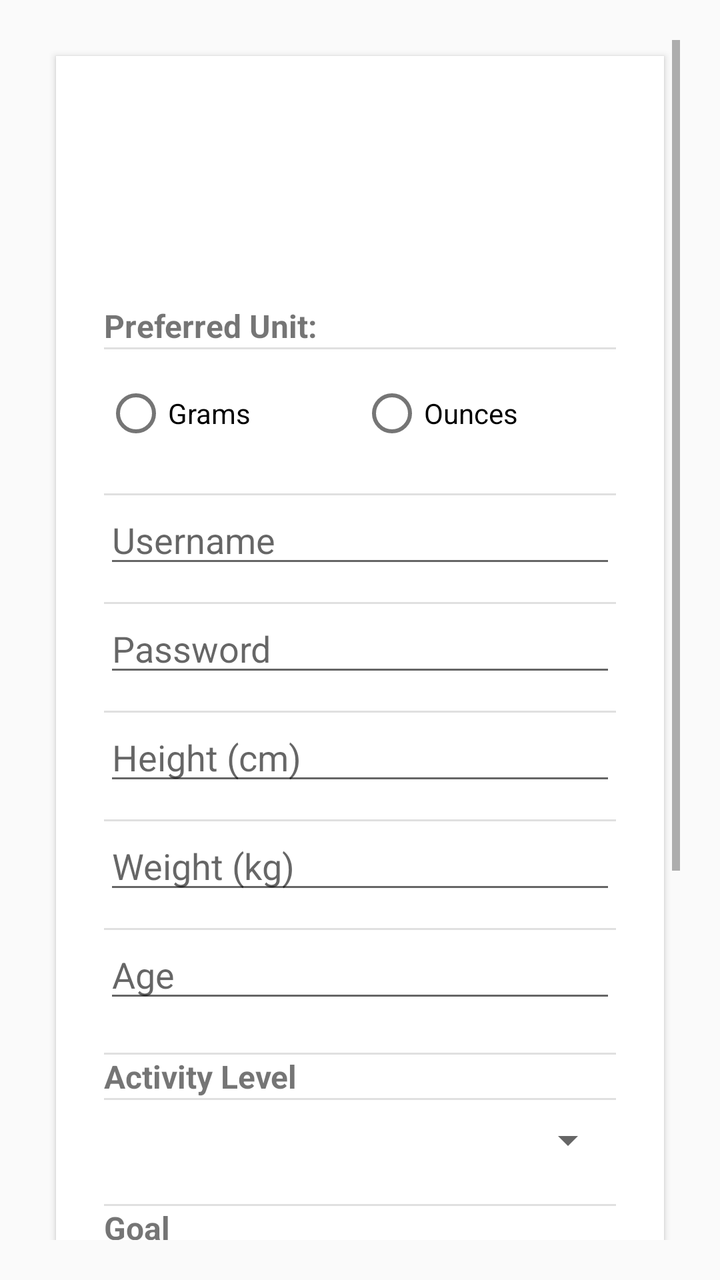
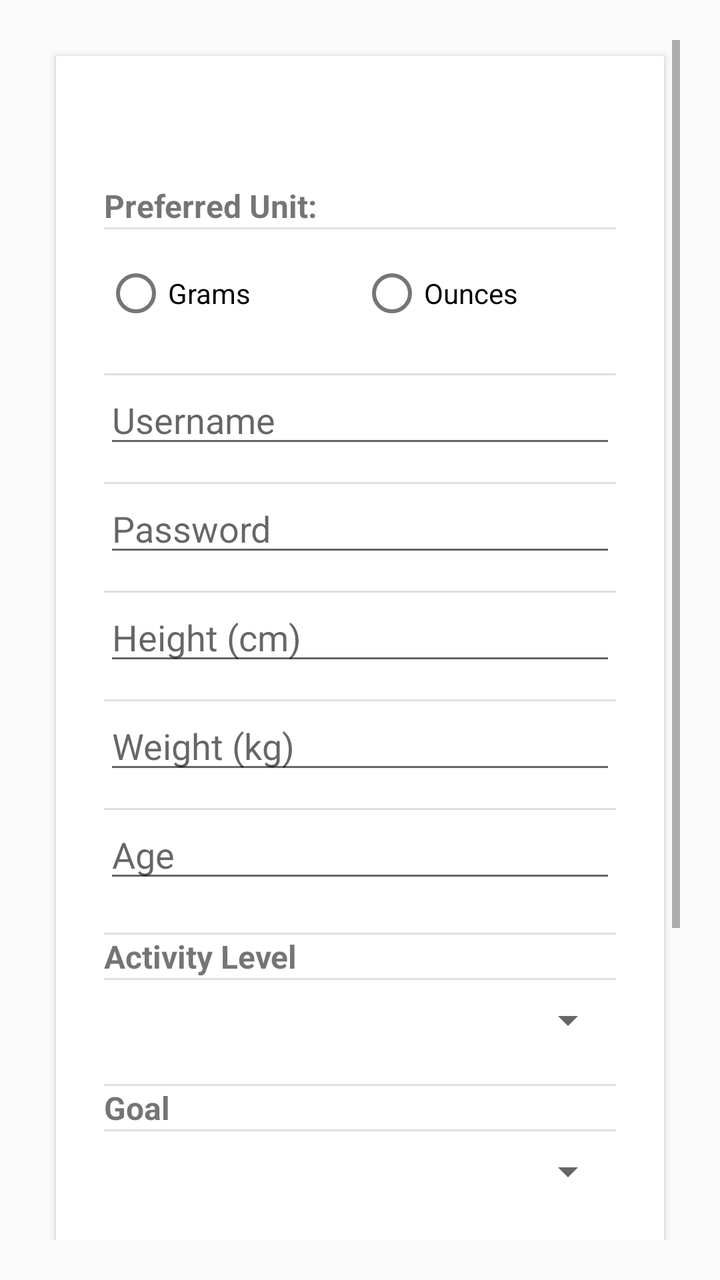

Before-and-after screenshots of an Android layout around one commit, followed by the original layout XML and the change that was made.
<!-- AndroidManifest.xml: application theme Theme.BFit -->
<!-- res/layout/fragment_settings.xml -->
<?xml version="1.0" encoding="utf-8"?>
<ScrollView xmlns:android="http://schemas.android.com/apk/res/android"
    android:layout_width="match_parent"
    android:layout_height="match_parent"
    android:background="#FAFAFA"
    android:fillViewport="true"
    android:padding="20dp">

    <LinearLayout
        android:orientation="vertical"
        android:layout_width="match_parent"
        android:layout_height="wrap_content"
        android:background="@android:color/white"
        android:padding="24dp"
        android:elevation="2dp"
        android:layout_margin="8dp"
        android:clipToPadding="false"
        android:divider="?android:attr/dividerVertical"
        android:showDividers="middle">

        
        <TextView
            android:layout_width="wrap_content"
            android:layout_height="wrap_content"
            android:text="Preferred Unit:"
            android:textSize="16sp"
            android:layout_marginTop="100dp"
            android:textStyle="bold"/>

        <RadioGroup
            android:id="@+id/radioGroupUnits"
            android:layout_width="match_parent"
            android:layout_height="wrap_content"
            android:orientation="horizontal"
            android:layout_marginTop="8dp"
            android:layout_marginBottom="16dp">

            <RadioButton
                android:id="@+id/radioGram"
                android:layout_width="0dp"
                android:layout_weight="1"
                android:layout_height="wrap_content"
                android:text="Grams" />

            <RadioButton
                android:id="@+id/radioOunce"
                android:layout_width="0dp"
                android:layout_weight="1"
                android:layout_height="wrap_content"
                android:text="Ounces" />
        </RadioGroup>

        
        <EditText
            android:id="@+id/editUsername"
            android:layout_width="match_parent"
            android:layout_height="wrap_content"
            android:hint="Username"
            android:layout_marginBottom="12dp" />

        <EditText
            android:id="@+id/editPassword"
            android:layout_width="match_parent"
            android:layout_height="wrap_content"
            android:hint="Password"
            android:inputType="textPassword"
            android:layout_marginBottom="12dp" />

        <EditText
            android:id="@+id/editHeight"
            android:layout_width="match_parent"
            android:layout_height="wrap_content"
            android:hint="Height (cm)"
            android:inputType="number"
            android:layout_marginBottom="12dp" />

        <EditText
            android:id="@+id/editWeight"
            android:layout_width="match_parent"
            android:layout_height="wrap_content"
            android:hint="Weight (kg)"
            android:inputType="number"
            android:layout_marginBottom="12dp" />

        <EditText
            android:id="@+id/editAge"
            android:layout_width="match_parent"
            android:layout_height="wrap_content"
            android:hint="Age"
            android:inputType="number"
            android:layout_marginBottom="20dp" />

        
        <TextView
            android:layout_width="wrap_content"
            android:layout_height="wrap_content"
            android:text="Activity Level"
            android:textSize="16sp"
            android:textStyle="bold" />

        <Spinner
            android:id="@+id/spinnerActivityLevel"
            android:layout_width="match_parent"
            android:layout_height="wrap_content"
            android:layout_marginTop="8dp"
            android:layout_marginBottom="20dp" />

        
        <TextView
            android:layout_width="wrap_content"
            android:layout_height="wrap_content"
            android:text="Goal"
            android:textSize="16sp"
            android:textStyle="bold" />

        <Spinner
            android:id="@+id/spinnerGoal"
            android:layout_width="match_parent"
            android:layout_height="wrap_content"
            android:layout_marginTop="8dp"
            android:layout_marginBottom="28dp" />
        <ImageView
            android:id="@+id/imageViewProfilePic"
            android:layout_width="100dp"
            android:layout_height="100dp"
            android:layout_marginTop="16dp"
            android:contentDescription="profile_picture"
            android:scaleType="centerCrop"
            android:src="@drawable/ic_launcher_foreground" />

        <Button
            android:id="@+id/buttonChoosePic"
            android:layout_width="wrap_content"
            android:layout_height="wrap_content"
            android:text="Alege poză" />

        
        <Button
            android:id="@+id/buttonSaveSettings"
            android:layout_width="match_parent"
            android:layout_height="wrap_content"
            android:text="Save"
            android:textStyle="bold"
            android:backgroundTint="@android:color/holo_blue_light"
            android:textColor="@android:color/white" />
    </LinearLayout>
</ScrollView>
<!-- resources referenced by this layout -->
<resources>
  <!-- drawable ic_launcher_foreground (drawable) -->
  <vector xmlns:android="http://schemas.android.com/apk/res/android"
      xmlns:aapt="http://schemas.android.com/aapt"
      android:width="108dp"
      android:height="108dp"
      android:viewportWidth="108"
      android:viewportHeight="108">
      <path android:pathData="M31,63.928c0,0 6.4,-11 12.1,-13.1c7.2,-2.6 26,-1.4 26,-1.4l38.1,38.1L107,108.928l-32,-1L31,63.928z">
          <aapt:attr name="android:fillColor">
              <gradient
                  android:endX="85.84757"
                  android:endY="92.4963"
                  android:startX="42.9492"
                  android:startY="49.59793"
                  android:type="linear">
                  <item
                      android:color="#44000000"
                      android:offset="0.0" />
                  <item
                      android:color="#00000000"
                      android:offset="1.0" />
              </gradient>
          </aapt:attr>
      </path>
      <path
          android:fillColor="#FFFFFF"
          android:fillType="nonZero"
          android:pathData="M65.3,45.828l3.8,-6.6c0.2,-0.4 0.1,-0.9 -0.3,-1.1c-0.4,-0.2 -0.9,-0.1 -1.1,0.3l-3.9,6.7c-6.3,-2.8 -13.4,-2.8 -19.7,0l-3.9,-6.7c-0.2,-0.4 -0.7,-0.5 -1.1,-0.3C38.8,38.328 38.7,38.828 38.9,39.228l3.8,6.6C36.2,49.428 31.7,56.028 31,63.928h46C76.3,56.028 71.8,49.428 65.3,45.828zM43.4,57.328c-0.8,0 -1.5,-0.5 -1.8,-1.2c-0.3,-0.7 -0.1,-1.5 0.4,-2.1c0.5,-0.5 1.4,-0.7 2.1,-0.4c0.7,0.3 1.2,1 1.2,1.8C45.3,56.528 44.5,57.328 43.4,57.328L43.4,57.328zM64.6,57.328c-0.8,0 -1.5,-0.5 -1.8,-1.2s-0.1,-1.5 0.4,-2.1c0.5,-0.5 1.4,-0.7 2.1,-0.4c0.7,0.3 1.2,1 1.2,1.8C66.5,56.528 65.6,57.328 64.6,57.328L64.6,57.328z"
          android:strokeWidth="1"
          android:strokeColor="#00000000" />
  </vector>
  <style name="Theme.BFit" parent="Theme.MaterialComponents.DayNight.DarkActionBar">
          
          <item name="colorPrimary">@color/purple_500</item>
          <item name="colorPrimaryVariant">@color/purple_700</item>
          <item name="colorOnPrimary">@color/white</item>
          
          <item name="colorSecondary">@color/teal_200</item>
          <item name="colorSecondaryVariant">@color/teal_700</item>
          <item name="colorOnSecondary">@color/black</item>
          
          <item name="android:statusBarColor">?attr/colorPrimaryVariant</item>
          
      </style>
  <color name="purple_500">#FF6200EE</color>
  <color name="purple_700">#FF3700B3</color>
  <color name="white">#FFFFFFFF</color>
  <color name="teal_200">#FF03DAC5</color>
  <color name="teal_700">#FF018786</color>
  <color name="black">#FF000000</color>
</resources>

<!-- the commit's change to res/layout/fragment_settings.xml (unified diff, before → after) -->
@@ -24,7 +24,7 @@
             android:layout_height="wrap_content"
             android:text="Preferred Unit:"
             android:textSize="16sp"
-            android:layout_marginTop="100dp"
+            android:layout_marginTop="40dp"
             android:textStyle="bold"/>
 
         <RadioGroup
